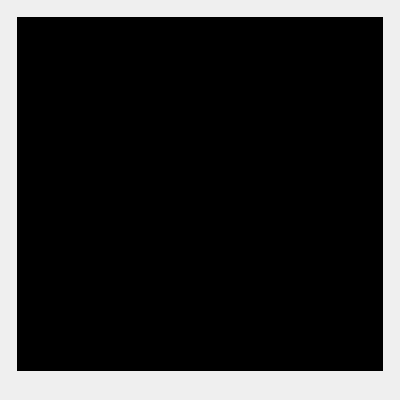
This is source/focus_finder/gui/focus_curve_recorder_panel.ui in carsten0x51h/focus_finder as Qt 5 draws it before an edit. The edited form follows.
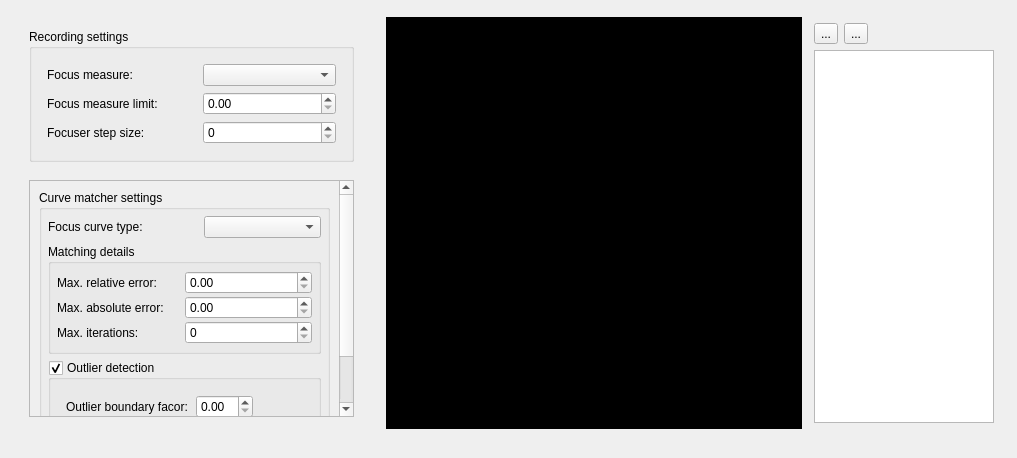
This is the edited form. Custom widgets are drawn as their Qt base class.

Commit message: Focus curve recorder - initial version.

```diff
--- a/source/focus_finder/gui/focus_curve_recorder_panel.ui
+++ b/source/focus_finder/gui/focus_curve_recorder_panel.ui
@@ -9,8 +9,8 @@
    <rect>
     <x>0</x>
     <y>0</y>
-    <width>400</width>
-    <height>400</height>
+    <width>1017</width>
+    <height>458</height>
    </rect>
   </property>
   <property name="sizePolicy">
@@ -36,18 +36,20 @@
   </property>
   <layout class="QGridLayout" name="gridLayout_2">
    <item row="0" column="0">
-    <layout class="QGridLayout" name="gridLayout" rowstretch="1,0">
-     <property name="margin">
+    <layout class="QGridLayout" name="gridLayout" rowstretch="1,0" columnstretch="1,5,1">
+     <property name="leftMargin">
       <number>6</number>
      </property>
-     <item row="1" column="0">
-      <layout class="QHBoxLayout" name="layMainToolBar">
-       <property name="margin">
-        <number>6</number>
-       </property>
-      </layout>
-     </item>
-     <item row="0" column="0">
+     <property name="topMargin">
+      <number>6</number>
+     </property>
+     <property name="rightMargin">
+      <number>6</number>
+     </property>
+     <property name="bottomMargin">
+      <number>6</number>
+     </property>
+     <item row="0" column="1">
       <layout class="QGridLayout" name="layFocusCurveViewPanel">
        <item row="0" column="0">
         <widget class="QWidget" name="widget" native="true">
@@ -64,10 +66,533 @@
        </item>
       </layout>
      </item>
+     <item row="0" column="0">
+      <layout class="QGridLayout" name="gridLayout_4" rowstretch="0,0,0" columnstretch="0">
+       <property name="leftMargin">
+        <number>6</number>
+       </property>
+       <property name="topMargin">
+        <number>6</number>
+       </property>
+       <property name="rightMargin">
+        <number>6</number>
+       </property>
+       <property name="bottomMargin">
+        <number>6</number>
+       </property>
+       <item row="2" column="0">
+        <spacer name="verticalSpacer">
+         <property name="orientation">
+          <enum>Qt::Vertical</enum>
+         </property>
+         <property name="sizeHint" stdset="0">
+          <size>
+           <width>20</width>
+           <height>40</height>
+          </size>
+         </property>
+        </spacer>
+       </item>
+       <item row="0" column="0">
+        <layout class="QGridLayout" name="layCurveRecorderRecordingSettings">
+         <property name="leftMargin">
+          <number>6</number>
+         </property>
+         <property name="topMargin">
+          <number>6</number>
+         </property>
+         <property name="rightMargin">
+          <number>20</number>
+         </property>
+         <property name="bottomMargin">
+          <number>6</number>
+         </property>
+         <item row="1" column="0">
+          <widget class="QGroupBox" name="groupBox">
+           <property name="minimumSize">
+            <size>
+             <width>325</width>
+             <height>0</height>
+            </size>
+           </property>
+           <property name="title">
+            <string>Recording settings</string>
+           </property>
+           <layout class="QGridLayout" name="gridLayout_3">
+            <item row="0" column="0">
+             <layout class="QGridLayout" name="gridLayout_5">
+              <property name="leftMargin">
+               <number>6</number>
+              </property>
+              <property name="topMargin">
+               <number>6</number>
+              </property>
+              <property name="rightMargin">
+               <number>6</number>
+              </property>
+              <property name="bottomMargin">
+               <number>6</number>
+              </property>
+              <item row="2" column="1">
+               <widget class="QDoubleSpinBox" name="spinFocusMeasureLimit"/>
+              </item>
+              <item row="3" column="0">
+               <widget class="QLabel" name="label_3">
+                <property name="text">
+                 <string>Focuser step size:</string>
+                </property>
+               </widget>
+              </item>
+              <item row="3" column="1">
+               <widget class="QSpinBox" name="spinFocuserStepSize"/>
+              </item>
+              <item row="1" column="0">
+               <widget class="QLabel" name="label">
+                <property name="text">
+                 <string>Focus measure:</string>
+                </property>
+               </widget>
+              </item>
+              <item row="2" column="0">
+               <widget class="QLabel" name="label_2">
+                <property name="minimumSize">
+                 <size>
+                  <width>150</width>
+                  <height>0</height>
+                 </size>
+                </property>
+                <property name="text">
+                 <string>Focus measure limit:</string>
+                </property>
+               </widget>
+              </item>
+              <item row="1" column="1">
+               <widget class="QComboBox" name="cbxFocusMeasure"/>
+              </item>
+             </layout>
+            </item>
+           </layout>
+          </widget>
+         </item>
+        </layout>
+       </item>
+       <item row="1" column="0">
+        <layout class="QGridLayout" name="layCurveRecorderMatcherSettings">
+         <property name="leftMargin">
+          <number>6</number>
+         </property>
+         <property name="topMargin">
+          <number>6</number>
+         </property>
+         <property name="rightMargin">
+          <number>20</number>
+         </property>
+         <property name="bottomMargin">
+          <number>6</number>
+         </property>
+         <item row="0" column="0">
+          <widget class="QScrollArea" name="scrollArea">
+           <property name="sizePolicy">
+            <sizepolicy hsizetype="Expanding" vsizetype="Expanding">
+             <horstretch>0</horstretch>
+             <verstretch>0</verstretch>
+            </sizepolicy>
+           </property>
+           <property name="minimumSize">
+            <size>
+             <width>325</width>
+             <height>190</height>
+            </size>
+           </property>
+           <property name="horizontalScrollBarPolicy">
+            <enum>Qt::ScrollBarAlwaysOff</enum>
+           </property>
+           <property name="widgetResizable">
+            <bool>true</bool>
+           </property>
+           <property name="alignment">
+            <set>Qt::AlignLeading|Qt::AlignLeft|Qt::AlignTop</set>
+           </property>
+           <widget class="QWidget" name="scrollAreaWidgetContents">
+            <property name="geometry">
+             <rect>
+              <x>0</x>
+              <y>-50</y>
+              <width>309</width>
+              <height>257</height>
+             </rect>
+            </property>
+            <layout class="QGridLayout" name="gridLayout_6">
+             <item row="0" column="0">
+              <layout class="QVBoxLayout" name="verticalLayout">
+               <property name="spacing">
+                <number>0</number>
+               </property>
+               <property name="sizeConstraint">
+                <enum>QLayout::SetDefaultConstraint</enum>
+               </property>
+               <property name="leftMargin">
+                <number>0</number>
+               </property>
+               <property name="topMargin">
+                <number>0</number>
+               </property>
+               <property name="rightMargin">
+                <number>0</number>
+               </property>
+               <item>
+                <widget class="QGroupBox" name="groupBox_2">
+                 <property name="sizePolicy">
+                  <sizepolicy hsizetype="Expanding" vsizetype="Fixed">
+                   <horstretch>0</horstretch>
+                   <verstretch>0</verstretch>
+                  </sizepolicy>
+                 </property>
+                 <property name="title">
+                  <string>Curve matcher settings</string>
+                 </property>
+                 <layout class="QFormLayout" name="formLayout">
+                  <property name="labelAlignment">
+                   <set>Qt::AlignLeading|Qt::AlignLeft|Qt::AlignTop</set>
+                  </property>
+                  <property name="horizontalSpacing">
+                   <number>0</number>
+                  </property>
+                  <property name="verticalSpacing">
+                   <number>0</number>
+                  </property>
+                  <property name="leftMargin">
+                   <number>0</number>
+                  </property>
+                  <property name="topMargin">
+                   <number>0</number>
+                  </property>
+                  <property name="rightMargin">
+                   <number>0</number>
+                  </property>
+                  <property name="bottomMargin">
+                   <number>0</number>
+                  </property>
+                  <item row="1" column="0" colspan="2">
+                   <layout class="QGridLayout" name="gridLayout_7" rowstretch="0,0,0,0">
+                    <property name="leftMargin">
+                     <number>6</number>
+                    </property>
+                    <property name="topMargin">
+                     <number>6</number>
+                    </property>
+                    <property name="rightMargin">
+                     <number>6</number>
+                    </property>
+                    <property name="bottomMargin">
+                     <number>6</number>
+                    </property>
+                    <property name="spacing">
+                     <number>6</number>
+                    </property>
+                    <item row="0" column="0">
+                     <widget class="QLabel" name="label_6">
+                      <property name="minimumSize">
+                       <size>
+                        <width>150</width>
+                        <height>0</height>
+                       </size>
+                      </property>
+                      <property name="text">
+                       <string>Focus curve type:</string>
+                      </property>
+                     </widget>
+                    </item>
+                    <item row="1" column="0" rowspan="2" colspan="3">
+                     <widget class="QgsCollapsibleGroupBox" name="mGroupBox_2">
+                      <property name="sizePolicy">
+                       <sizepolicy hsizetype="Expanding" vsizetype="Expanding">
+                        <horstretch>2</horstretch>
+                        <verstretch>2</verstretch>
+                       </sizepolicy>
+                      </property>
+                      <property name="minimumSize">
+                       <size>
+                        <width>0</width>
+                        <height>40</height>
+                       </size>
+                      </property>
+                      <property name="baseSize">
+                       <size>
+                        <width>0</width>
+                        <height>0</height>
+                       </size>
+                      </property>
+                      <property name="title">
+                       <string>Matching details</string>
+                      </property>
+                      <property name="collapsed">
+                       <bool>true</bool>
+                      </property>
+                      <layout class="QGridLayout" name="gridLayout_8" columnstretch="0">
+                       <property name="sizeConstraint">
+                        <enum>QLayout::SetMinimumSize</enum>
+                       </property>
+                       <property name="leftMargin">
+                        <number>0</number>
+                       </property>
+                       <property name="topMargin">
+                        <number>0</number>
+                       </property>
+                       <property name="rightMargin">
+                        <number>0</number>
+                       </property>
+                       <property name="bottomMargin">
+                        <number>0</number>
+                       </property>
+                       <property name="spacing">
+                        <number>0</number>
+                       </property>
+                       <item row="0" column="0">
+                        <layout class="QGridLayout" name="gridLayout_9">
+                         <property name="leftMargin">
+                          <number>6</number>
+                         </property>
+                         <property name="topMargin">
+                          <number>6</number>
+                         </property>
+                         <property name="rightMargin">
+                          <number>6</number>
+                         </property>
+                         <property name="bottomMargin">
+                          <number>6</number>
+                         </property>
+                         <item row="1" column="1">
+                          <widget class="QDoubleSpinBox" name="spinEpsAbs"/>
+                         </item>
+                         <item row="0" column="0">
+                          <widget class="QLabel" name="label_8">
+                           <property name="minimumSize">
+                            <size>
+                             <width>0</width>
+                             <height>25</height>
+                            </size>
+                           </property>
+                           <property name="text">
+                            <string>Max. relative error:</string>
+                           </property>
+                          </widget>
+                         </item>
+                         <item row="0" column="1">
+                          <widget class="QDoubleSpinBox" name="spinEpsRel"/>
+                         </item>
+                         <item row="1" column="0">
+                          <widget class="QLabel" name="label_7">
+                           <property name="minimumSize">
+                            <size>
+                             <width>0</width>
+                             <height>25</height>
+                            </size>
+                           </property>
+                           <property name="text">
+                            <string>Max. absolute error:</string>
+                           </property>
+                          </widget>
+                         </item>
+                         <item row="2" column="0">
+                          <widget class="QLabel" name="label_4">
+                           <property name="minimumSize">
+                            <size>
+                             <width>0</width>
+                             <height>25</height>
+                            </size>
+                           </property>
+                           <property name="text">
+                            <string>Max. iterations:</string>
+                           </property>
+                          </widget>
+                         </item>
+                         <item row="2" column="1">
+                          <widget class="QSpinBox" name="spinMaxIterations"/>
+                         </item>
+                        </layout>
+                       </item>
+                      </layout>
+                     </widget>
+                    </item>
+                    <item row="3" column="0" colspan="3">
+                     <widget class="QgsCollapsibleGroupBox" name="mGroupBox">
+                      <property name="sizePolicy">
+                       <sizepolicy hsizetype="Expanding" vsizetype="Fixed">
+                        <horstretch>0</horstretch>
+                        <verstretch>0</verstretch>
+                       </sizepolicy>
+                      </property>
+                      <property name="title">
+                       <string>Outlier detection</string>
+                      </property>
+                      <property name="checkable">
+                       <bool>true</bool>
+                      </property>
+                      <property name="collapsed">
+                       <bool>false</bool>
+                      </property>
+                      <property name="saveCollapsedState">
+                       <bool>true</bool>
+                      </property>
+                      <layout class="QFormLayout" name="formLayout_2">
+                       <property name="sizeConstraint">
+                        <enum>QLayout::SetMinimumSize</enum>
+                       </property>
+                       <item row="0" column="0">
+                        <layout class="QGridLayout" name="gridLayout_10">
+                         <property name="leftMargin">
+                          <number>6</number>
+                         </property>
+                         <property name="topMargin">
+                          <number>6</number>
+                         </property>
+                         <property name="rightMargin">
+                          <number>6</number>
+                         </property>
+                         <property name="bottomMargin">
+                          <number>6</number>
+                         </property>
+                         <item row="1" column="0">
+                          <widget class="QLabel" name="label_5">
+                           <property name="text">
+                            <string>Outlier boundary facor:</string>
+                           </property>
+                          </widget>
+                         </item>
+                         <item row="1" column="1">
+                          <widget class="QDoubleSpinBox" name="spinOutlierBoundaryFactor"/>
+                         </item>
+                         <item row="2" column="0">
+                          <widget class="QLabel" name="label_9">
+                           <property name="text">
+                            <string>Max. accepted outliers:</string>
+                           </property>
+                          </widget>
+                         </item>
+                         <item row="2" column="1">
+                          <widget class="QSpinBox" name="spinMaxAcceptedOutliers"/>
+                         </item>
+                        </layout>
+                       </item>
+                      </layout>
+                     </widget>
+                    </item>
+                    <item row="0" column="1" colspan="2">
+                     <widget class="QComboBox" name="cbxFocusCurveType">
+                      <property name="minimumSize">
+                       <size>
+                        <width>100</width>
+                        <height>0</height>
+                       </size>
+                      </property>
+                     </widget>
+                    </item>
+                   </layout>
+                  </item>
+                 </layout>
+                </widget>
+               </item>
+               <item>
+                <spacer name="verticalSpacer_2">
+                 <property name="orientation">
+                  <enum>Qt::Vertical</enum>
+                 </property>
+                 <property name="sizeHint" stdset="0">
+                  <size>
+                   <width>20</width>
+                   <height>40</height>
+                  </size>
+                 </property>
+                </spacer>
+               </item>
+              </layout>
+             </item>
+            </layout>
+           </widget>
+          </widget>
+         </item>
+        </layout>
+       </item>
+      </layout>
+     </item>
+     <item row="0" column="2">
+      <layout class="QGridLayout" name="layFocusCurveList" columnstretch="0,0,0,0">
+       <property name="sizeConstraint">
+        <enum>QLayout::SetDefaultConstraint</enum>
+       </property>
+       <property name="leftMargin">
+        <number>6</number>
+       </property>
+       <property name="topMargin">
+        <number>6</number>
+       </property>
+       <property name="rightMargin">
+        <number>6</number>
+       </property>
+       <property name="bottomMargin">
+        <number>6</number>
+       </property>
+       <item row="1" column="0" colspan="3">
+        <widget class="QListWidget" name="lstFocusCurves">
+         <property name="sizePolicy">
+          <sizepolicy hsizetype="Expanding" vsizetype="Expanding">
+           <horstretch>0</horstretch>
+           <verstretch>0</verstretch>
+          </sizepolicy>
+         </property>
+         <property name="minimumSize">
+          <size>
+           <width>180</width>
+           <height>0</height>
+          </size>
+         </property>
+        </widget>
+       </item>
+       <item row="0" column="0">
+        <widget class="QToolButton" name="btnDeleteFocusCurve">
+         <property name="text">
+          <string>...</string>
+         </property>
+        </widget>
+       </item>
+       <item row="0" column="1">
+        <widget class="QToolButton" name="toolButton">
+         <property name="text">
+          <string>...</string>
+         </property>
+        </widget>
+       </item>
+      </layout>
+     </item>
+     <item row="1" column="0" colspan="3">
+      <layout class="QHBoxLayout" name="layMainToolBar">
+       <property name="leftMargin">
+        <number>6</number>
+       </property>
+       <property name="topMargin">
+        <number>6</number>
+       </property>
+       <property name="rightMargin">
+        <number>6</number>
+       </property>
+       <property name="bottomMargin">
+        <number>6</number>
+       </property>
+      </layout>
+     </item>
     </layout>
    </item>
   </layout>
  </widget>
+ <customwidgets>
+  <customwidget>
+   <class>QgsCollapsibleGroupBox</class>
+   <extends>QGroupBox</extends>
+   <header>qgscollapsiblegroupbox.h</header>
+   <container>1</container>
+  </customwidget>
+ </customwidgets>
  <resources>
   <include location="../../../resources/res.qrc"/>
  </resources>
```
The commit also changes 45 other files.
